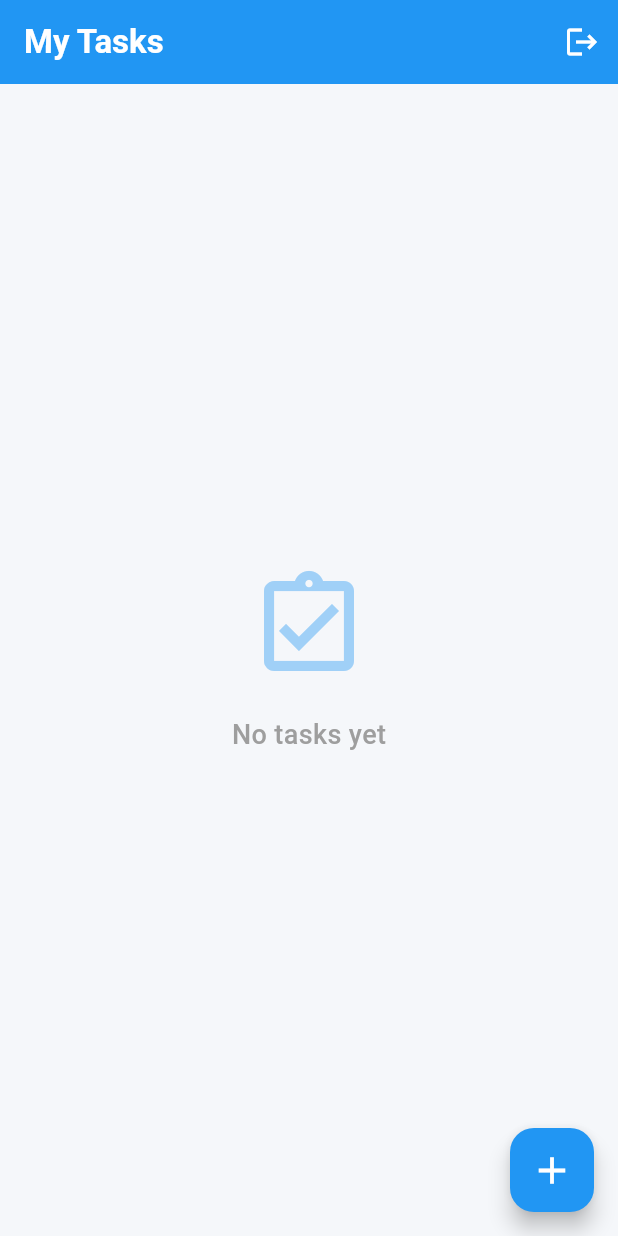
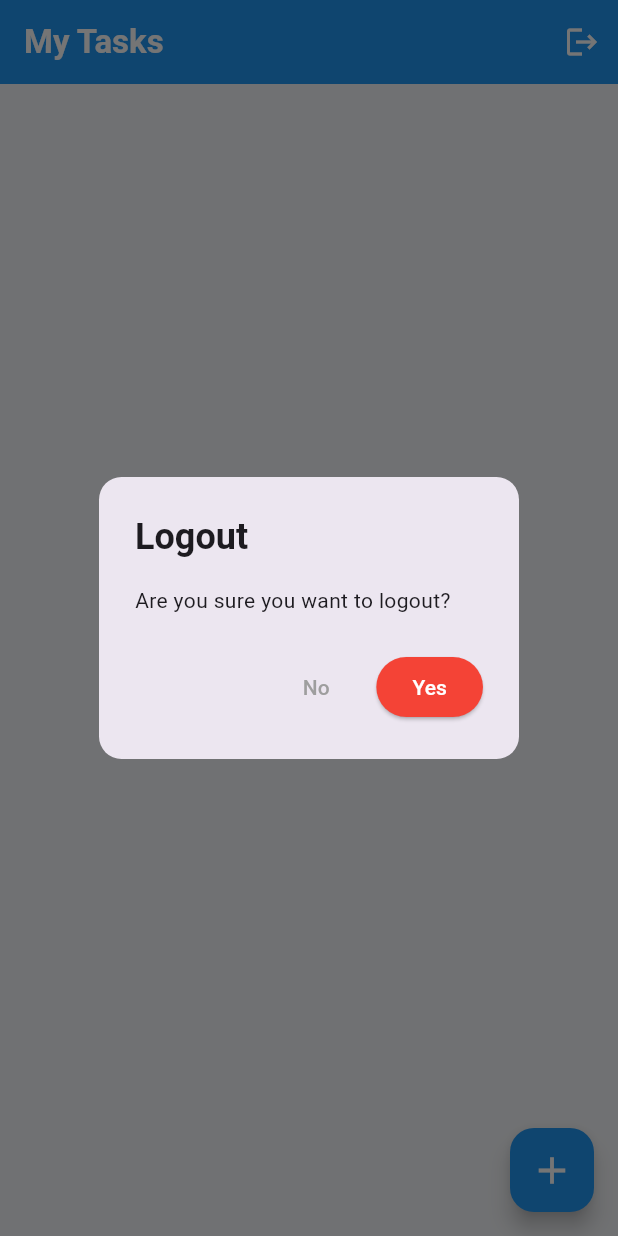
Before and after one commit to muhammed-ansif-c/flutter-firebase-todo-app, a Flutter app: the screen it shows once a user with an empty profile is signed in, after a tap on the "logout" icon, on a phone screen of 412 x 824 dp. Run offline on Flutter 3.47's test engine with Material 3 defaults, Android fonts, the phone set to English and light mode, and no system bars; our stand-ins replace firebase_auth, firebase_core, firebase_database, flutter_riverpod; accounts and stored records are empty.

Commit message:
Added logout confirmation dialog for better UX

```diff
--- a/lib/presentation/screens/todo_screen.dart
+++ b/lib/presentation/screens/todo_screen.dart
@@ -23,12 +23,53 @@ class _TodoScreenState extends ConsumerState<TodoScreen> {
     });
   }
 
-  void _handleLogout() {
-    ref.read(authNotifierProvider.notifier).logout();
-    // Assuming the main.dart handles the auth state change to show LoginScreen
-    // but adding a pop to be safe based on your requirement
-    Navigator.of(context).popUntil((route) => route.isFirst);
-  }
+
+
+void _handleLogout() {
+  showDialog(
+    context: context,
+    builder: (context) {
+      return AlertDialog(
+        shape: RoundedRectangleBorder(
+          borderRadius: BorderRadius.circular(15),
+        ),
+        title: const Text(
+          "Logout",
+          style: TextStyle(fontWeight: FontWeight.bold),
+        ),
+        content: const Text("Are you sure you want to logout?"),
+        actions: [
+
+          TextButton(
+            onPressed: () {
+              Navigator.pop(context); // stay in Todo screen
+            },
+            child: const Text(
+              "No",
+              style: TextStyle(color: Colors.grey),
+            ),
+          ),
+
+          ElevatedButton(
+            style: ElevatedButton.styleFrom(
+              backgroundColor: Colors.red,
+              foregroundColor: Colors.white,
+            ),
+            onPressed: () async {
+              Navigator.pop(context);
+
+              await ref.read(authNotifierProvider.notifier).logout();
+
+              Navigator.of(context).popUntil((route) => route.isFirst);
+            },
+            child: const Text("Yes"),
+          ),
+        ],
+      );
+    },
+  );
+}
+
 
   void showAddDialog() {
     final controller = TextEditingController();
```
